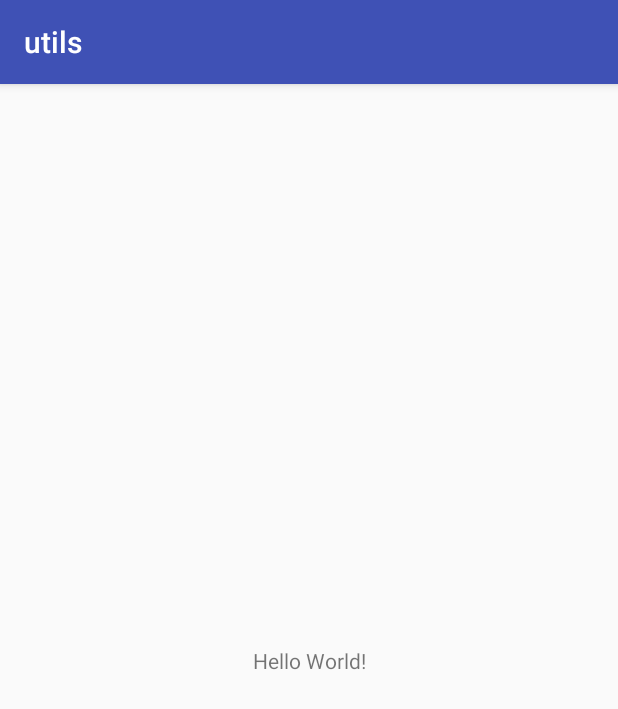
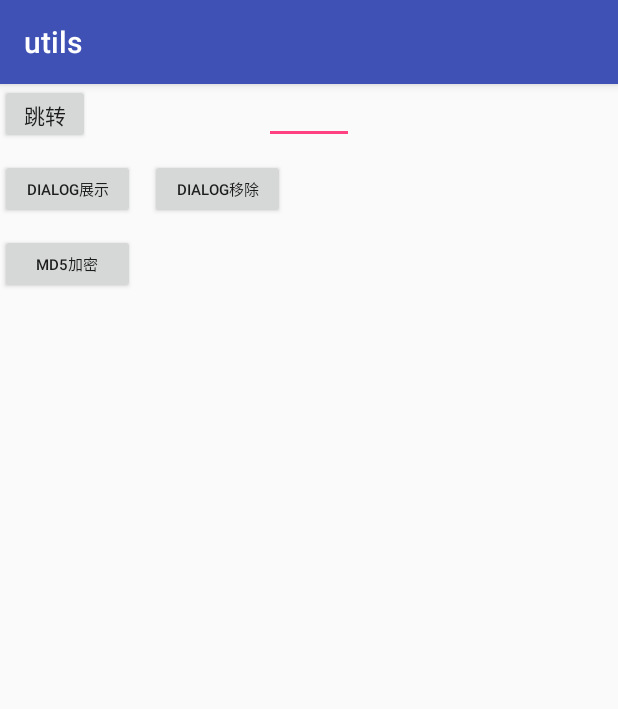
Before and after one commit to zhiyongshuangquan/utils, an Android app: the screen it shows after launch (MainActivity), on a phone screen of 412 x 824 dp. Shown: the top 709 px of the screen. Run offline under Robolectric (Android 15) with nearby library versions, the phone set to English and light mode, and no system bars; our stand-ins replace CircleImageView.

Commit message:
1.1版本更新，工具类简单介绍使用

```diff
--- a/app/build.gradle
+++ b/app/build.gradle
@@ -19,10 +19,11 @@ android {
 }
 
 dependencies {
-    implementation fileTree(dir: 'libs', include: ['*.jar'])
+    implementation fileTree(include: ['*.jar'], dir: 'libs')
     implementation 'com.android.support:appcompat-v7:26.1.0'
     implementation 'com.android.support.constraint:constraint-layout:1.0.2'
     testImplementation 'junit:junit:4.12'
     androidTestImplementation 'com.android.support.test:runner:0.5'
     androidTestImplementation 'com.android.support.test.espresso:espresso-core:2.2.2'
+    implementation project(':util')
 }
--- a/app/src/main/AndroidManifest.xml
+++ b/app/src/main/AndroidManifest.xml
@@ -4,6 +4,7 @@
 
     <uses-permission android:name="android.permission.KILL_BACKGROUND_PROCESSES" />
     <application
+        android:name=".App"
         android:allowBackup="true"
         android:icon="@mipmap/ic_launcher"
         android:label="@string/app_name"
@@ -17,6 +18,11 @@
                 <category android:name="android.intent.category.LAUNCHER" />
             </intent-filter>
         </activity>
+        <activity
+            android:name=".TextActivity"
+            android:configChanges="keyboardHidden|orientation|screenSize"
+            android:launchMode="singleTop"
+            android:screenOrientation="portrait" />
     </application>
 
 </manifest>
--- /dev/null
+++ b/app/src/main/java/com/xfc/utils/App.java
@@ -0,0 +1,18 @@
+package com.xfc.utils;
+
+import android.app.Application;
+
+import com.xfc.util.LogUtil;
+
+/**
+ * Created by Administrator on 2017/11/27.
+ */
+
+public class App extends Application {
+    @Override
+    public void onCreate() {
+        super.onCreate();
+        //进行控住log是否打印数据
+        LogUtil.isDebug = true;
+    }
+}
--- a/app/src/main/java/com/xfc/utils/MainActivity.java
+++ b/app/src/main/java/com/xfc/utils/MainActivity.java
@@ -2,12 +2,79 @@ package com.xfc.utils;
 
 import android.support.v7.app.AppCompatActivity;
 import android.os.Bundle;
+import android.view.View;
+import android.widget.Button;
 
-public class MainActivity extends AppCompatActivity {
+import com.xfc.util.DeviceID;
+import com.xfc.util.DialogUtil;
+import com.xfc.util.IntentUtil;
+import com.xfc.util.LogUtil;
+import com.xfc.util.MD5Util;
+import com.xfc.util.SharedPreferencesUtil;
+
+public class MainActivity extends AppCompatActivity implements View.OnClickListener {
+    private Button jump, dialog_open, dialog_remove, md;
+    private DialogUtil dialogUtil;
 
     @Override
     protected void onCreate(Bundle savedInstanceState) {
         super.onCreate(savedInstanceState);
         setContentView(R.layout.activity_main);
+        /**
+         * 进行跳转界面
+         */
+        jump = findViewById(R.id.jump);
+        dialog_open = findViewById(R.id.dialog_open);
+        dialog_remove = findViewById(R.id.dialog_remove);
+        md = findViewById(R.id.md);
+        dialog_open.setOnClickListener(MainActivity.this);
+        dialog_remove.setOnClickListener(MainActivity.this);
+        md.setOnClickListener(MainActivity.this);
+        SharedPreferencesUtil.saveData(MainActivity.this, "name", "xfc");
+        String name = (String) SharedPreferencesUtil.getData(MainActivity.this, "name", "fc");
+        LogUtil.eLength("name", name);
+        jump.setOnClickListener(new View.OnClickListener() {
+            @Override
+            public void onClick(View v) {
+                /**
+                 * 进行跳转到TextActivity界面,其他传参使用我就不一一介绍了
+                 */
+                IntentUtil.startActivity(MainActivity.this, TextActivity.class);
+            }
+        });
+        getDeviceId();
+        dialogUtil = new DialogUtil(MainActivity.this);
+
+    }
+
+    /**
+     * 获取设备ID
+     */
+    private void getDeviceId() {
+        LogUtil.eLength("设备id", DeviceID.getIMEI(MainActivity.this));
+    }
+
+    @Override
+    public void onClick(View v) {
+        switch (v.getId()) {
+            /**
+             * dialog界面展示
+             */
+            case R.id.dialog_open:
+                dialogUtil.loadDialog();
+                break;
+            /**
+             * dialog界面s移除
+             */
+            case R.id.dialog_remove:
+                dialogUtil.removeDialog();
+                break;
+            /**
+             * md5加密数据处理
+             */
+            case R.id.md:
+                LogUtil.eLength("md5数据", MD5Util.md5("afck123"));
+                break;
+        }
     }
 }
--- a/app/src/main/res/layout/activity_main.xml
+++ b/app/src/main/res/layout/activity_main.xml
@@ -1,18 +1,48 @@
 <?xml version="1.0" encoding="utf-8"?>
-<android.support.constraint.ConstraintLayout xmlns:android="http://schemas.android.com/apk/res/android"
-    xmlns:app="http://schemas.android.com/apk/res-auto"
+<RelativeLayout xmlns:android="http://schemas.android.com/apk/res/android"
     xmlns:tools="http://schemas.android.com/tools"
     android:layout_width="match_parent"
     android:layout_height="match_parent"
     tools:context="com.xfc.utils.MainActivity">
 
-    <TextView
-        android:layout_width="wrap_content"
-        android:layout_height="wrap_content"
-        android:text="Hello World!"
-        app:layout_constraintBottom_toBottomOf="parent"
-        app:layout_constraintLeft_toLeftOf="parent"
-        app:layout_constraintRight_toRightOf="parent"
-        app:layout_constraintTop_toTopOf="parent" />
+    <Button
+        android:id="@+id/jump"
+        android:layout_width="60dp"
+        android:layout_height="40dp"
+        android:text="跳转" />
 
-</android.support.constraint.ConstraintLayout>
+    <com.xfc.util.ClearEditText
+        android:layout_width="60dp"
+        android:layout_height="40dp"
+        android:layout_centerHorizontal="true" />
+
+    <Button
+        android:id="@+id/dialog_open"
+        android:layout_width="90dp"
+        android:layout_height="40dp"
+        android:layout_below="@+id/jump"
+        android:layout_marginTop="10dp"
+        android:text="dialog展示"
+        android:textSize="10sp" />
+
+    <Button
+        android:id="@+id/dialog_remove"
+        android:layout_width="90dp"
+        android:layout_height="40dp"
+        android:layout_below="@+id/jump"
+        android:layout_marginLeft="10dp"
+        android:layout_marginTop="10dp"
+        android:layout_toRightOf="@+id/dialog_open"
+        android:text="dialog移除"
+        android:textSize="10sp" />
+
+    <Button
+        android:id="@+id/md"
+        android:layout_width="90dp"
+        android:layout_height="40dp"
+        android:layout_below="@+id/dialog_open"
+        android:layout_marginTop="10dp"
+        android:text="md5加密"
+        android:textSize="10sp" />
+
+</RelativeLayout>
--- a/gradle.properties
+++ b/gradle.properties
@@ -1,17 +1,14 @@
 # Project-wide Gradle settings.
-
 # IDE (e.g. Android Studio) users:
 # Gradle settings configured through the IDE *will override*
 # any settings specified in this file.
-
 # For more details on how to configure your build environment visit
 # http://www.gradle.org/docs/current/userguide/build_environment.html
-
 # Specifies the JVM arguments used for the daemon process.
 # The setting is particularly useful for tweaking memory settings.
 org.gradle.jvmargs=-Xmx1536m
-
 # When configured, Gradle will run in incubating parallel mode.
 # This option should only be used with decoupled projects. More details, visit
 # http://www.gradle.org/docs/current/userguide/multi_project_builds.html#sec:decoupled_projects
 # org.gradle.parallel=true
+android.enableAapt2=false
--- a/util/src/main/AndroidManifest.xml
+++ b/util/src/main/AndroidManifest.xml
@@ -2,4 +2,5 @@
     package="com.xfc.util" >
 
     <uses-permission android:name="android.permission.ACCESS_NETWORK_STATE" />
+    <uses-permission android:name="android.permission.READ_PHONE_STATE" />
 </manifest>
--- a/util/src/main/java/com/xfc/util/DeviceID.java
+++ b/util/src/main/java/com/xfc/util/DeviceID.java
@@ -8,7 +8,7 @@ import android.support.v4.app.ActivityCompat;
 import android.telephony.TelephonyManager;
 
 /**
- * Created by masskywcy on 2016-09-06.
+ * Created by xfc on 2016-09-06.
  */
 //获取android手机设备编号
 public class DeviceID {
```
Also changed, not shown: app/src/main/java/com/xfc/utils/TextActivity.java (added, +37 -0 lines), app/src/main/res/layout/text.xml (added, +20 -0 lines).
